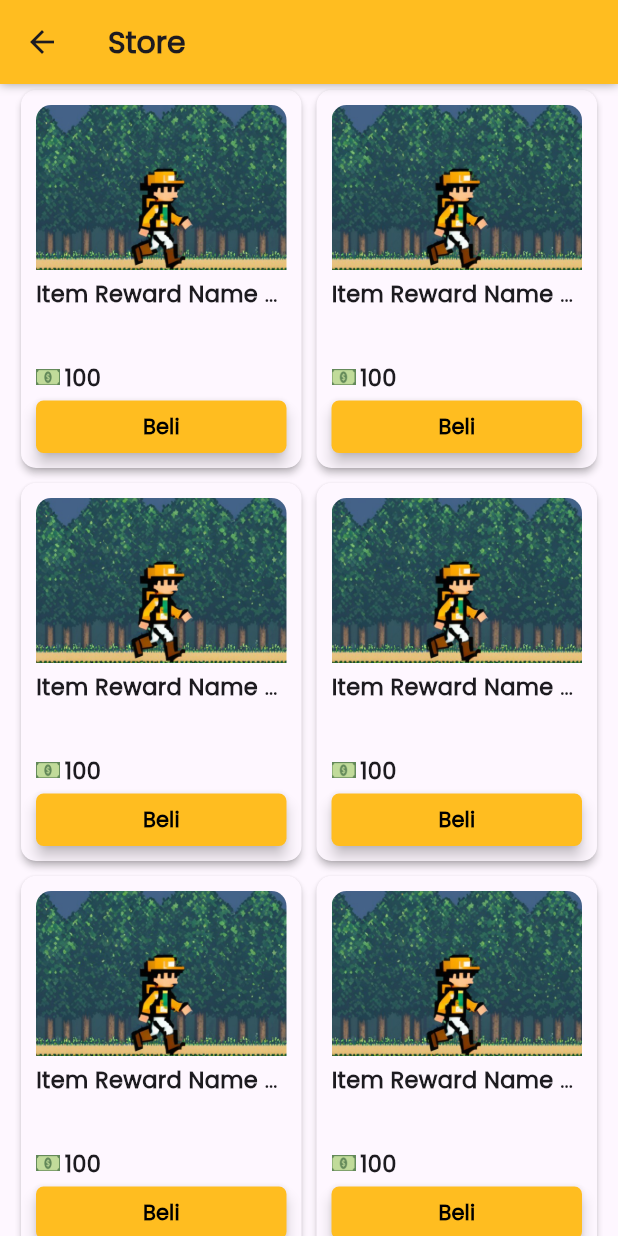
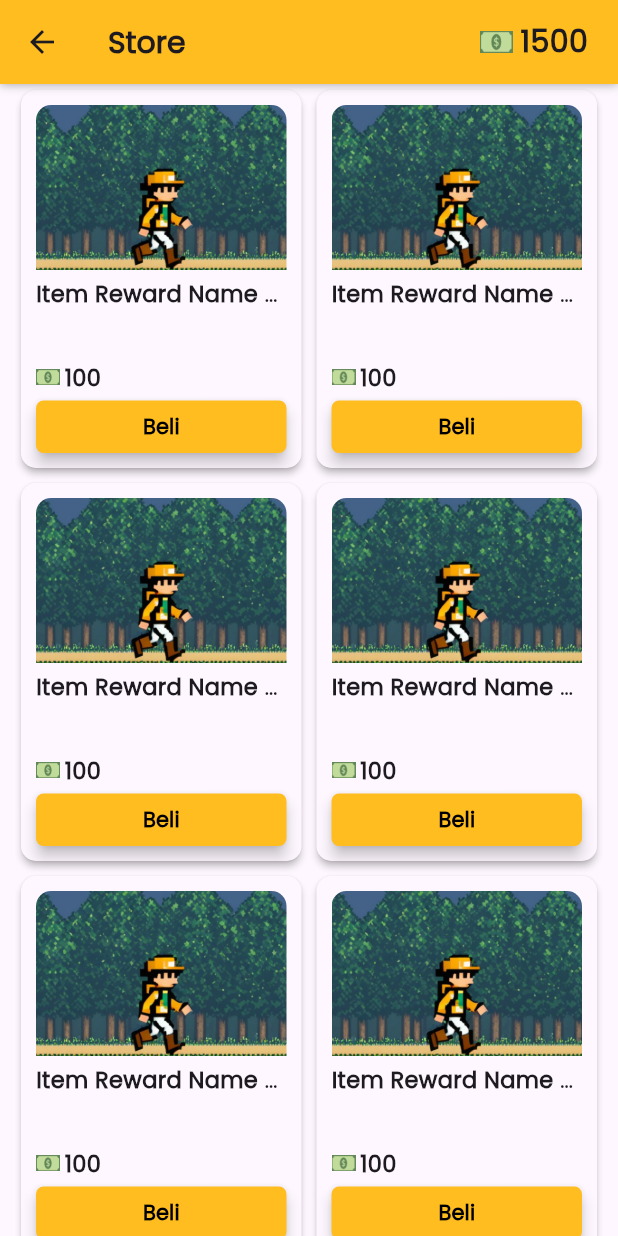
Before and after one commit to hlmnn/employee-monitoring-app, a Flutter app: the MemberStorePage screen opened directly, on a phone screen of 412 x 824 dp. Run offline on Flutter 3.47's test engine with Material 3 defaults, Android fonts, the phone set to English and light mode, and no system bars; our stand-ins replace another_flushbar, dropdown_button2.

Commit message:
feat(store): added cash balance into appbar

```diff
--- a/lib/ui/screen/member/member_store_page.dart
+++ b/lib/ui/screen/member/member_store_page.dart
@@ -35,6 +35,21 @@ class _MemberStorePageState extends State<MemberStorePage> {
               ),
             ),
             backgroundColor: const Color(0xffFFBD20),
+            actions: [
+              Row(
+                children: [
+                  Image.asset('assets/images/cash.png', height: 15),
+                  const SizedBox(width: 5),
+                  const Text('1500',
+                    style: TextStyle(
+                      fontWeight: FontWeight.bold,
+                      fontSize: 20,
+                    ),
+                  ),
+                ],
+              ),
+              const SizedBox(width: 20),
+            ],
           ),
         ),
       ),
```
